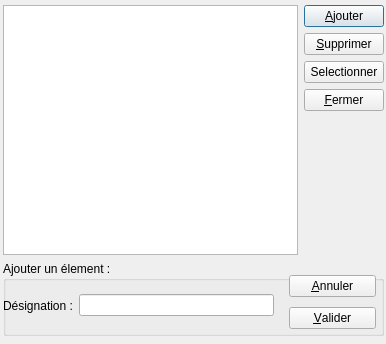
Above: dlg_protocole.ui from InformatiqueAtmoNA/tam before the change. Below: the same form after it.
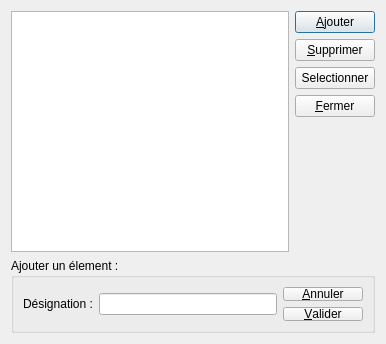
That is the form after the change.

The edit to the form file:
```diff
--- a/dlg_protocole.ui
+++ b/dlg_protocole.ui
@@ -19,15 +19,8 @@
   <property name="modal">
    <bool>true</bool>
   </property>
-  <widget class="QWidget" name="layoutWidget">
-   <property name="geometry">
-    <rect>
-     <x>3</x>
-     <y>5</y>
-     <width>381</width>
-     <height>331</height>
-    </rect>
-   </property>
+  <layout class="QGridLayout" name="gridLayout_3">
+   <item row="0" column="0">
    <layout class="QGridLayout" name="gridLayout">
     <item row="0" column="0">
      <widget class="QTableView" name="tableView">
@@ -110,15 +103,22 @@
       <property name="title">
        <string>Ajouter un élement :</string>
       </property>
-      <widget class="QWidget" name="layoutWidget">
-       <property name="geometry">
-        <rect>
-         <x>286</x>
-         <y>10</y>
-         <width>87</width>
-         <height>62</height>
-        </rect>
-       </property>
+       <layout class="QGridLayout" name="gridLayout_2">
+        <item row="0" column="0">
+         <layout class="QHBoxLayout" name="horizontalLayout">
+          <item>
+           <widget class="QLabel" name="label">
+            <property name="text">
+             <string>Désignation :</string>
+            </property>
+           </widget>
+          </item>
+          <item>
+           <widget class="QLineEdit" name="lineEdit_Designation"/>
+          </item>
+         </layout>
+        </item>
+        <item row="0" column="1">
        <layout class="QVBoxLayout" name="verticalLayout_2">
         <item>
          <widget class="QPushButton" name="button_Annuler">
@@ -135,33 +135,13 @@
          </widget>
         </item>
        </layout>
-      </widget>
-      <widget class="QWidget" name="layoutWidget">
-       <property name="geometry">
-        <rect>
-         <x>0</x>
-         <y>30</y>
-         <width>271</width>
-         <height>29</height>
-        </rect>
-       </property>
-       <layout class="QHBoxLayout" name="horizontalLayout">
-        <item>
-         <widget class="QLabel" name="label">
-          <property name="text">
-           <string>Désignation :</string>
-          </property>
-         </widget>
         </item>
-        <item>
-         <widget class="QLineEdit" name="lineEdit_Designation"/>
-        </item>
        </layout>
       </widget>
-     </widget>
-    </item>
-   </layout>
-  </widget>
+     </item>
+    </layout>
+   </item>
+  </layout>
  </widget>
  <resources/>
  <connections>
```
Lines whose indentation alone changed are shown as unchanged.
